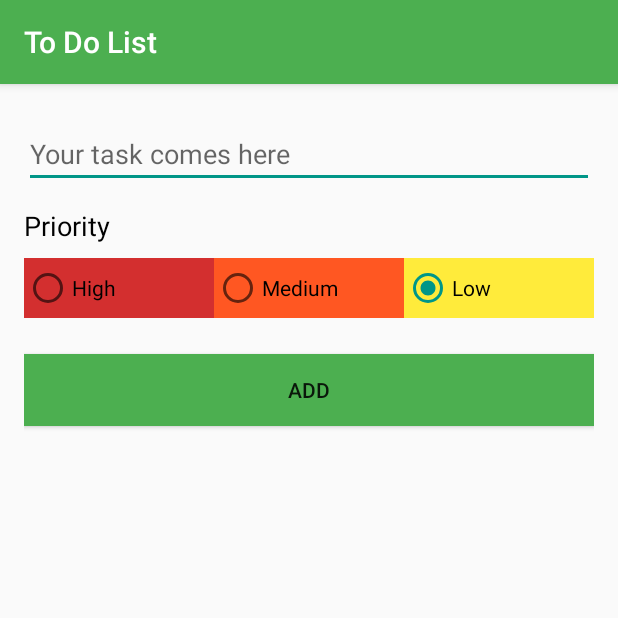
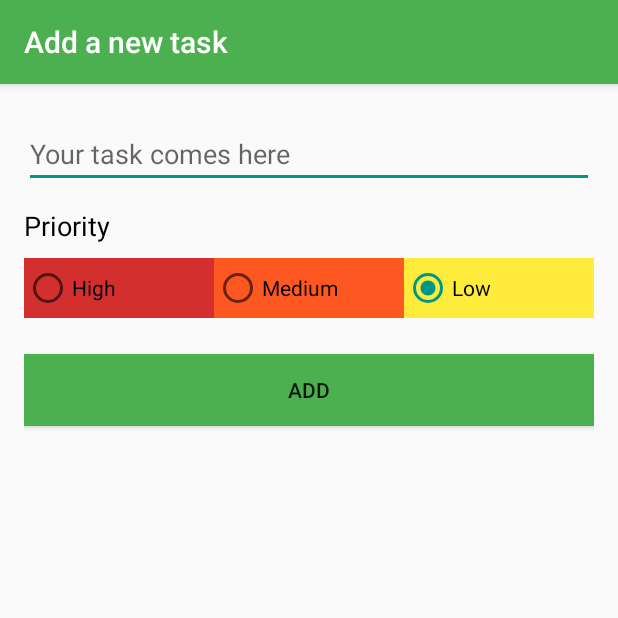
Before and after one commit to noemibalazs/ToDoList, an Android app: the AddTaskActivity screen opened directly, with no data from a screen before it, on a phone screen of 412 x 824 dp, the top half of it. Run offline under Robolectric (Android 15) with nearby library versions, the phone set to English and light mode, and no system bars; our stand-ins replace Room's generated code.

Commit message:
First Commit

```diff
--- a/app/src/main/java/com/example/android/todolist/ui/AddTaskActivity.java
+++ b/app/src/main/java/com/example/android/todolist/ui/AddTaskActivity.java
@@ -61,6 +61,7 @@ public class AddTaskActivity extends AppCompatActivity {
         if (intent != null && intent.hasExtra(AddTaskActivity.EXTRA_TASK_ID)){
 
             button.setText(R.string.update);
+            setTitle(getString(R.string.edit_a_task));
             if (mTask == DEFAULT_ID) {
 
                 mTask = intent.getIntExtra(AddTaskActivity.EXTRA_TASK_ID, DEFAULT_ID);
@@ -75,6 +76,8 @@ public class AddTaskActivity extends AppCompatActivity {
                     }
                 });
             }
+        } else{
+            setTitle(getString(R.string.add_a_new_task));
         }
     }
 
--- a/app/src/main/res/values/strings.xml
+++ b/app/src/main/res/values/strings.xml
@@ -8,6 +8,9 @@
     <string name="add_task">ADD</string>
     <string name="update">Update</string>
 
+    <string name="add_a_new_task">Add a new task</string>
+    <string name="edit_a_task">Edit a task</string>
+
     <string name="description">Description</string>
     <string name="date">10.10.2018</string>
     <string name="circle_number">1</string>
```
